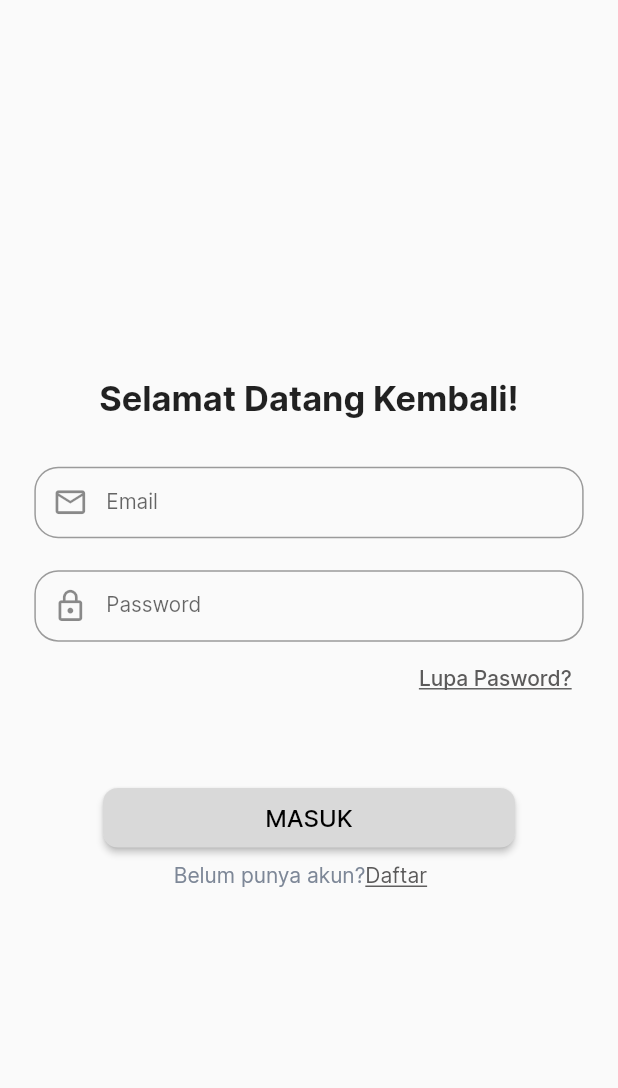
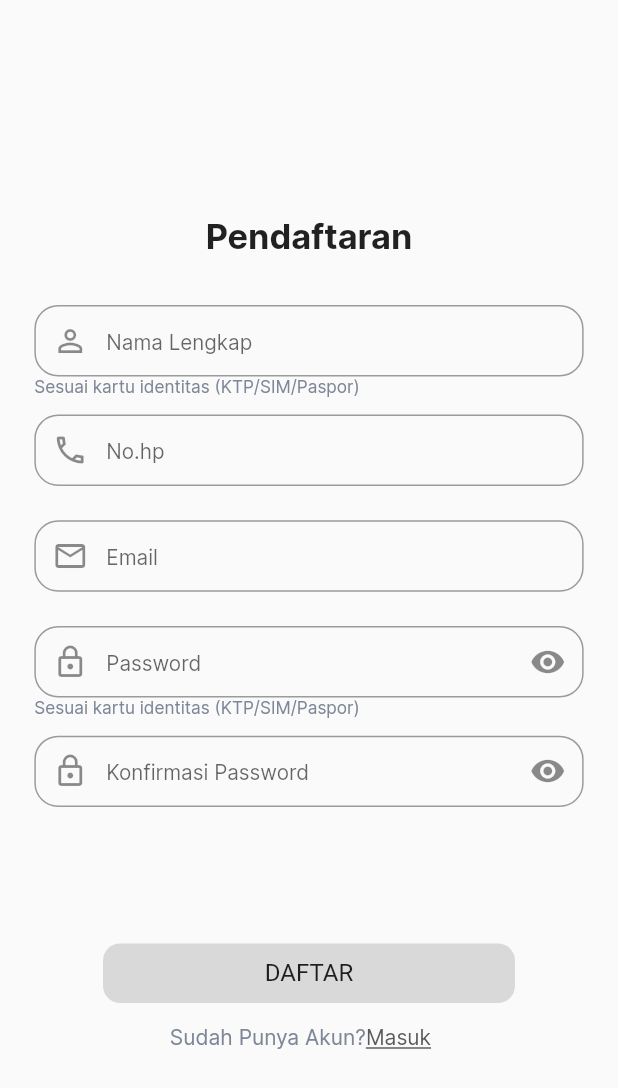
Before and after one commit to Office-Booking-Capstone-Kelompok-8/Office-Booking-Flutter, a Flutter app: the screen it shows after launch, after a tap on "Daftar", on a phone screen of 412 x 824 dp. Shown: the top 1088 px of the screen. Run offline on Flutter 3.47's test engine with Material 2 defaults, Android fonts, the phone set to English and light mode, and no system bars; our stand-ins replace dio, flutter_screenutil.

Commit message:
add register page

```diff
--- a/lib/main.dart
+++ b/lib/main.dart
@@ -3,6 +3,7 @@ import 'package:flutter/services.dart';
 import 'package:flutter_screenutil/flutter_screenutil.dart';
 import 'package:office_booking_app/provider/navbar_provider.dart';
 import 'package:office_booking_app/screen/login/login_page.dart';
+import 'package:office_booking_app/screen/login/register_page.dart';
 import 'package:provider/provider.dart';
 
 import 'screen/home/homepage.dart';
@@ -30,6 +31,7 @@ class MyApp extends StatelessWidget {
           routes: {
             '/': (context) => const Homepage(),
             '/login': (context) => const LoginPage(),
+            '/register': (context) => const RegisterPage(),
           },
           initialRoute: '/login',
           theme: ThemeData(
--- a/lib/screen/components/button_component.dart
+++ b/lib/screen/components/button_component.dart
@@ -24,7 +24,10 @@ class ButtonComponent extends StatelessWidget {
           textStyle: TextStyle(fontSize: 14.sp),
           minimumSize: Size(buttonWidth, buttonHeight),
           shape: RoundedRectangleBorder(
-              borderRadius: BorderRadius.circular(10.w))),
+            borderRadius: BorderRadius.circular(10.w),
+          ),
+          backgroundColor: const Color(0xFFD9D9D9),
+          foregroundColor: const Color(0xFF1E1E1E)),
       onPressed: onPress,
       child: isMessage == true
           ? const Icon(
--- a/lib/screen/components/form_component.dart
+++ b/lib/screen/components/form_component.dart
@@ -11,6 +11,7 @@ class FormComponent extends StatelessWidget {
       this.isNumber,
       this.isPassword,
       this.isAuth,
+      this.isEmail,
       this.prefixIcon,
       this.hint,
       this.validation});
@@ -22,9 +23,11 @@ class FormComponent extends StatelessWidget {
   final bool? isNumber;
   final bool? isPassword;
   final bool? isAuth;
+  final bool? isEmail;
+
   final IconData? prefixIcon;
   final String? hint;
-  final Function()? validation;
+  final String? Function(String? value)? validation;
   @override
   Widget build(BuildContext context) {
     return SizedBox(
@@ -32,18 +35,23 @@ class FormComponent extends StatelessWidget {
       width: formWidth,
       child: TextFormField(
         controller: controller,
-        validator: (value) {
+        validator: (validation != null)
+            ? (value) {
                 if (value == null || value.isEmpty) {
                   return 'Please enter some text';
                 } else if (value.length < 4) {
                   return 'Text must have more than 4 character length';
                 }
                 return null;
-        },
+              }
+            : validation,
         initialValue: initialValue,
-        keyboardType:
-            isNumber == true ? TextInputType.number : TextInputType.text,
-        obscureText: isPassword!,
+        keyboardType: isNumber == true
+            ? TextInputType.number
+            : isEmail == true
+                ? TextInputType.emailAddress
+                : TextInputType.text,
+        obscureText: isPassword != null ? isPassword! : false,
         decoration: InputDecoration(
             prefix: Padding(
                 padding: EdgeInsets.symmetric(
--- a/lib/screen/login/login_page.dart
+++ b/lib/screen/login/login_page.dart
@@ -26,6 +26,7 @@ class _LoginPageState extends State<LoginPage> {
       body: Center(
           child: SingleChildScrollView(
               child: Form(
+        key: formKey,
         child: Container(
           margin: EdgeInsets.symmetric(horizontal: 10.w),
           child: Column(
@@ -133,7 +134,10 @@ class _LoginPageState extends State<LoginPage> {
                       style: TextStyle(color: Color(0xFF7D8797)),
                     ),
                     InkWell(
-                      onTap: () {},
+                      onTap: () {
+                        Navigator.pushNamedAndRemoveUntil(
+                            context, '/register', (route) => false);
+                      },
                       child: const Text(
                         'Daftar',
                         style: TextStyle(
--- /dev/null
+++ b/lib/screen/login/register_page.dart
@@ -0,0 +1,173 @@
+import 'package:flutter/material.dart';
+import 'package:flutter_screenutil/flutter_screenutil.dart';
+
+import '../components/button_component.dart';
+import '../components/form_component.dart';
+
+class RegisterPage extends StatefulWidget {
+  const RegisterPage({super.key});
+
+  @override
+  State<RegisterPage> createState() => _RegisterPageState();
+}
+
+class _RegisterPageState extends State<RegisterPage> {
+  late TextEditingController _emailController;
+  late TextEditingController _passwordController;
+  late TextEditingController _confirmPasswordController;
+  late TextEditingController _nameController;
+  late TextEditingController _phoneController;
+  final _formKey = GlobalKey<FormState>();
+
+  @override
+  void initState() {
+    _emailController = TextEditingController();
+    _passwordController = TextEditingController();
+    _confirmPasswordController = TextEditingController();
+    _nameController = TextEditingController();
+    _phoneController = TextEditingController();
+    super.initState();
+  }
+
+  @override
+  Widget build(BuildContext context) {
+    return Scaffold(
+      body: Center(
+          child: SingleChildScrollView(
+              child: Form(
+        key: _formKey,
+        child: Container(
+          margin: EdgeInsets.symmetric(horizontal: 10.w),
+          child: Column(
+            children: [
+              Padding(
+                padding: EdgeInsets.all(20.h),
+                child: Text(
+                  'Pendaftaran',
+                  style:
+                      TextStyle(fontSize: 20.sp, fontWeight: FontWeight.bold),
+                ),
+              ),
+              Container(
+                margin: EdgeInsets.fromLTRB(10.w, 10.w, 10.w, 0),
+                child: FormComponent(
+                  isAuth: true,
+                  formHeight: 48.h,
+                  formWidth: double.infinity,
+                  controller: _nameController,
+                  prefixIcon: Icons.person_outline,
+                  hint: 'Nama Lengkap',
+                ),
+              ),
+              Row(
+                children: [
+                  Padding(
+                    padding: EdgeInsets.only(left: 10.w),
+                    child: Text(
+                      'Sesuai kartu identitas (KTP/SIM/Paspor)',
+                      style: TextStyle(
+                          color: const Color(0xFF7D8797), fontSize: 10.sp),
+                    ),
+                  ),
+                ],
+              ),
+              Container(
+                margin: EdgeInsets.all(10.w),
+                child: FormComponent(
+                  isNumber: true,
+                  isAuth: true,
+                  formHeight: 48.h,
+                  formWidth: double.infinity,
+                  controller: _phoneController,
+                  prefixIcon: Icons.phone_outlined,
+                  hint: 'No.hp',
+                ),
+              ),
+              Container(
+                margin: EdgeInsets.all(10.w),
+                child: FormComponent(
+                  isAuth: true,
+                  isEmail: true,
+                  formHeight: 48.h,
+                  formWidth: double.infinity,
+                  controller: _emailController,
+                  prefixIcon: Icons.email_outlined,
+                  hint: 'Email',
+                ),
+              ),
+              Container(
+                margin: EdgeInsets.fromLTRB(10.w, 10.w, 10.w, 0),
+                child: FormComponent(
+                  isPassword: true,
+                  isAuth: true,
+                  formHeight: 48.h,
+                  formWidth: double.infinity,
+                  controller: _passwordController,
+                  prefixIcon: Icons.lock_outline,
+                  hint: 'Password',
+                ),
+              ),
+              Row(
+                children: [
+                  Padding(
+                    padding: EdgeInsets.only(left: 10.w),
+                    child: Text(
+                      'Sesuai kartu identitas (KTP/SIM/Paspor)',
+                      style: TextStyle(
+                          color: const Color(0xFF7D8797), fontSize: 10.sp),
+                    ),
+                  ),
+                ],
+              ),
+              Container(
+                margin: EdgeInsets.all(10.w),
+                child: FormComponent(
+                  isPassword: true,
+                  isAuth: true,
+                  formHeight: 48.h,
+                  formWidth: double.infinity,
+                  controller: _confirmPasswordController,
+                  prefixIcon: Icons.lock_outline,
+                  hint: 'Konfirmasi Password',
+                ),
+              ),
+              SizedBox(
+                height: 76.h,
+              ),
+              ButtonComponent(
+                buttonHeight: 40.h,
+                buttonWidth: 240.w,
+                onPress: () {},
+                textButton: 'DAFTAR',
+              ),
+              Container(
+                padding: EdgeInsets.only(right: 10.w, top: 10.h),
+                child: Row(
+                  mainAxisAlignment: MainAxisAlignment.center,
+                  children: [
+                    const Text(
+                      'Sudah Punya Akun?',
+                      style: TextStyle(color: Color(0xFF7D8797)),
+                    ),
+                    InkWell(
+                      onTap: () {
+                        Navigator.pushNamedAndRemoveUntil(
+                            context, '/login', (route) => false);
+                      },
+                      child: const Text(
+                        'Masuk',
+                        style: TextStyle(
+                            decoration: TextDecoration.underline,
+                            color: Color(0xFF5B5A5A)),
+                      ),
+                    ),
+                  ],
+                ),
+              ),
+            ],
+          ),
+        ),
+      ))),
+    );
+  }
+}
```
Lines whose indentation alone changed are shown as unchanged.
